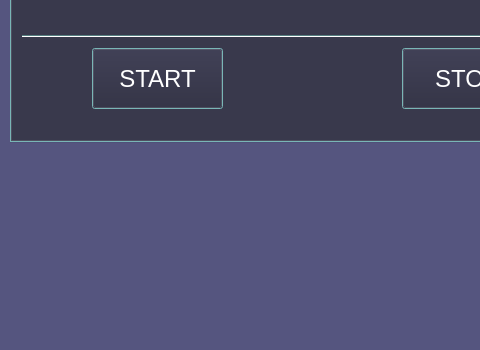
Above: app.ui from stoic1979/robovision before the change; both pictures show x 0 to 480 and y 307 to 657 of the 1236 by 657 pixel window. Below: the same form after it.
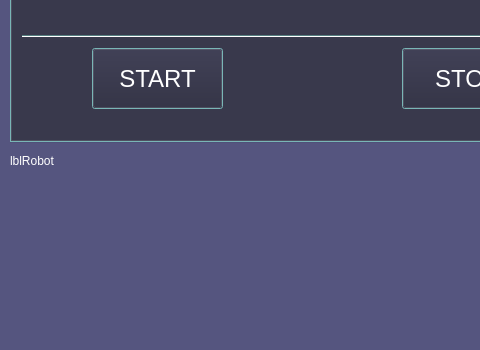
That is the form after the change.

Commit message: added robot with face expressions

```diff
--- a/app.ui
+++ b/app.ui
@@ -3293,6 +3293,19 @@
      </widget>
     </widget>
    </widget>
+   <widget class="QLabel" name="lblRobot">
+    <property name="geometry">
+     <rect>
+      <x>10</x>
+      <y>440</y>
+      <width>68</width>
+      <height>17</height>
+     </rect>
+    </property>
+    <property name="text">
+     <string>lblRobot</string>
+    </property>
+   </widget>
   </widget>
   <widget class="QMenuBar" name="menubar">
    <property name="geometry">
```
The commit also changes 8 other files.
